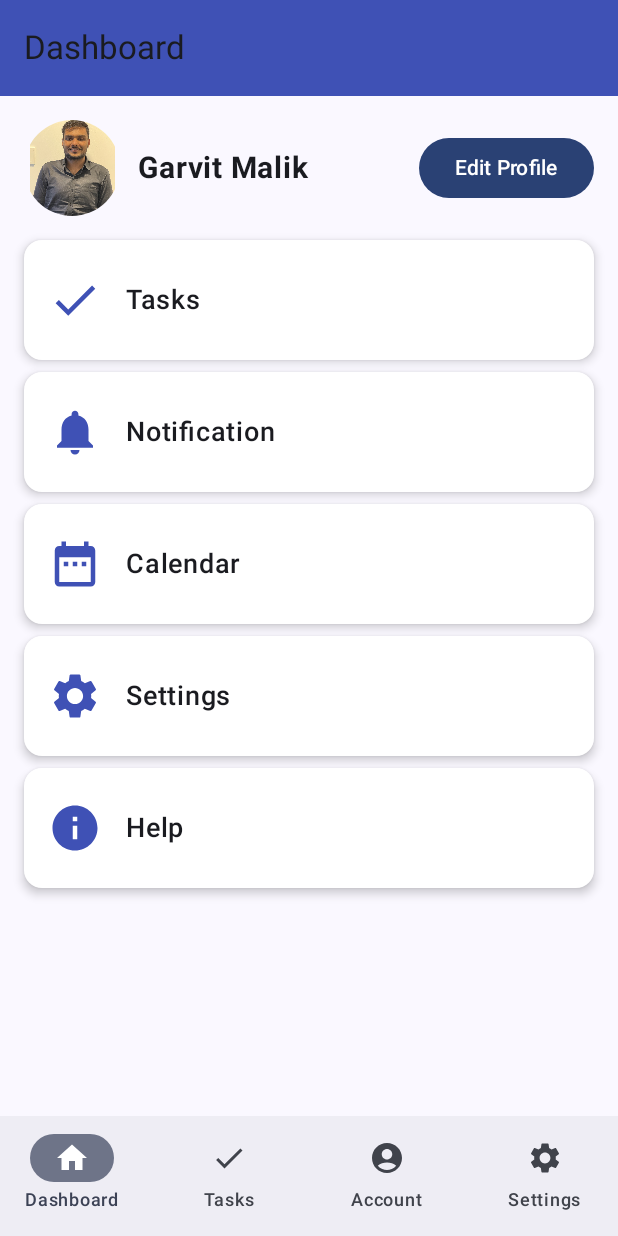
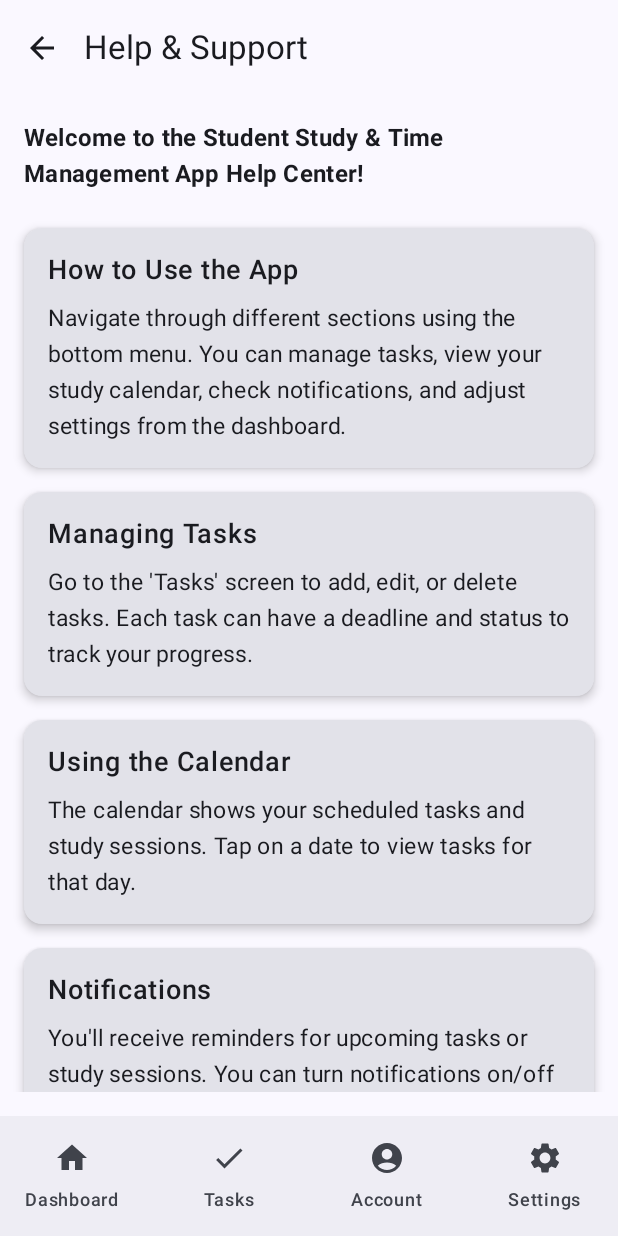
Before and after one commit to garvitmalik2121/MalikStudentStudyTime, an Android app built with Jetpack Compose: the HelpScreen screen opened through its navigation route, on a phone screen of 412 x 824 dp. Run offline under Robolectric (Android 15) with nearby library versions, the phone set to English and light mode, and no system bars; our stand-ins replace Room's generated code.

Commit message:
add help screen

```diff
--- a/app/src/main/java/com/malik21/malikstudentstudytime/MainActivity.kt
+++ b/app/src/main/java/com/malik21/malikstudentstudytime/MainActivity.kt
@@ -1,5 +1,6 @@
 package com.malik21.malikstudentstudytime
 
+import HelpScreen
 import android.os.Bundle
 import androidx.activity.ComponentActivity
 import androidx.activity.compose.setContent
@@ -101,6 +102,9 @@ class MainActivity : ComponentActivity() {
                         composable("account") {
                             AccountScreen(navController = navController)
                         }
+                        composable("help") {
+                            HelpScreen(navController = navController)
+                        }
 
                         // ✅ Pass theme toggle handler to settings
                         composable("settings") {
--- a/app/src/main/java/com/malik21/malikstudentstudytime/screen/HelpScreen.kt
+++ b/app/src/main/java/com/malik21/malikstudentstudytime/screen/HelpScreen.kt
@@ -1 +1,112 @@
-package com.malik21.malikstudentstudytime.screen
+
+import androidx.compose.foundation.layout.Column
+import androidx.compose.foundation.layout.Spacer
+import androidx.compose.foundation.layout.fillMaxWidth
+import androidx.compose.foundation.layout.height
+import androidx.compose.foundation.layout.padding
+import androidx.compose.foundation.rememberScrollState
+import androidx.compose.foundation.verticalScroll
+import androidx.compose.material.icons.Icons
+import androidx.compose.material.icons.filled.ArrowBack
+import androidx.compose.material3.Card
+import androidx.compose.material3.CardDefaults
+import androidx.compose.material3.ExperimentalMaterial3Api
+import androidx.compose.material3.Icon
+import androidx.compose.material3.IconButton
+import androidx.compose.material3.MaterialTheme
+import androidx.compose.material3.Scaffold
+import androidx.compose.material3.Text
+import androidx.compose.material3.TopAppBar
+import androidx.compose.runtime.Composable
+import androidx.compose.ui.Modifier
+import androidx.compose.ui.graphics.Color
+import androidx.compose.ui.text.font.FontWeight
+import androidx.compose.ui.unit.dp
+import androidx.compose.ui.unit.sp
+import androidx.navigation.NavController
+
+@OptIn(ExperimentalMaterial3Api::class)
+@Composable
+fun HelpScreen(navController: NavController) {
+    Scaffold(
+        topBar = {
+            TopAppBar(
+                title = { Text("Help & Support") },
+                navigationIcon = {
+                    IconButton(onClick = { navController.popBackStack() }) {
+                        Icon(Icons.Default.ArrowBack, contentDescription = "Back")
+                    }
+                }
+            )
+        }
+    ) { padding ->
+        Column(
+            modifier = Modifier
+                .padding(padding)
+                .padding(16.dp)
+                .verticalScroll(rememberScrollState())
+        ) {
+            Text(
+                text = "Welcome to the Student Study & Time Management App Help Center!",
+                style = MaterialTheme.typography.titleMedium,
+                fontWeight = FontWeight.Bold
+            )
+
+            Spacer(modifier = Modifier.height(16.dp))
+
+            HelpCard(
+                title = "How to Use the App",
+                content = "Navigate through different sections using the bottom menu. You can manage tasks, view your study calendar, check notifications, and adjust settings from the dashboard."
+            )
+
+            HelpCard(
+                title = "Managing Tasks",
+                content = "Go to the 'Tasks' screen to add, edit, or delete tasks. Each task can have a deadline and status to track your progress."
+            )
+
+            HelpCard(
+                title = "Using the Calendar",
+                content = "The calendar shows your scheduled tasks and study sessions. Tap on a date to view tasks for that day."
+            )
+
+            HelpCard(
+                title = "Notifications",
+                content = "You'll receive reminders for upcoming tasks or study sessions. You can turn notifications on/off in the settings."
+            )
+
+            HelpCard(
+                title = "Profile & Settings",
+                content = "Tap on 'Settings' to switch between light/dark mode, update your profile, or control notification preferences."
+            )
+
+            HelpCard(
+                title = "Need More Help?",
+                content = "If you're facing issues, try restarting the app. For persistent problems, reach out to your course instructor or refer to course documentation."
+            )
+
+            Spacer(modifier = Modifier.height(32.dp))
+
+            Text(
+                text = "App Version: 1.0.0",
+                style = MaterialTheme.typography.bodySmall,
+                color = Color.Gray
+            )
+        }
+    }
+}
+
+@Composable
+fun HelpCard(title: String, content: String) {
+    Card(
+        modifier = Modifier
+            .fillMaxWidth()
+            .padding(vertical = 8.dp),
+        elevation = CardDefaults.cardElevation(defaultElevation = 4.dp)
+    ) {
+        Column(modifier = Modifier.padding(16.dp)) {
+            Text(text = title, fontWeight = FontWeight.SemiBold, fontSize = 18.sp)
+            Spacer(modifier = Modifier.height(8.dp))
+            Text(text = content, fontSize = 15.sp)
+        }
+    }
+}
```
